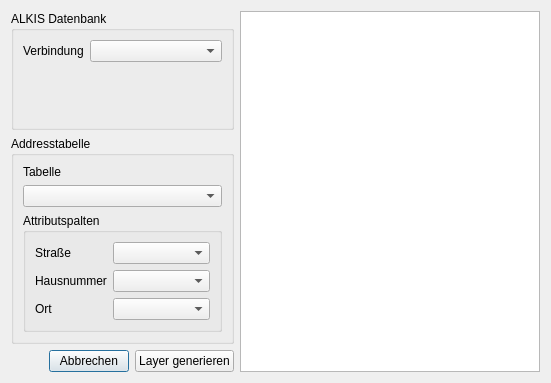
Before: the Qt Designer form alkis_geocoder/alkis_geocoder_dialog_base.ui in gbd-consult/alkis-geocoder, drawn with Qt 5.
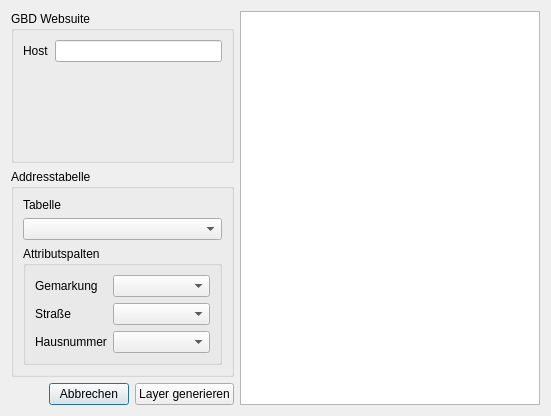
After: the same form once the commit is applied. Custom widgets are drawn as their Qt base class.

Commit message: change to gws based geocoding

```diff
--- a/alkis_geocoder/alkis_geocoder_dialog_base.ui
+++ b/alkis_geocoder/alkis_geocoder_dialog_base.ui
@@ -7,7 +7,7 @@
     <x>0</x>
     <y>0</y>
     <width>551</width>
-    <height>383</height>
+    <height>416</height>
    </rect>
   </property>
   <property name="windowTitle">
@@ -19,18 +19,18 @@
      <item>
       <widget class="QGroupBox" name="groupBox">
        <property name="title">
-        <string>ALKIS Datenbank</string>
+        <string>GBD Websuite</string>
        </property>
        <layout class="QFormLayout" name="formLayout_2">
-        <item row="0" column="0">
+        <item row="1" column="0">
          <widget class="QLabel" name="label">
           <property name="text">
-           <string>Verbindung</string>
+           <string>Host</string>
           </property>
          </widget>
         </item>
-        <item row="0" column="1">
-         <widget class="QComboBox" name="dbComboBox"/>
+        <item row="1" column="1">
+         <widget class="QLineEdit" name="hostnameLineEdit"/>
         </item>
        </layout>
       </widget>
@@ -58,9 +58,9 @@
           </property>
           <layout class="QFormLayout" name="formLayout">
            <item row="0" column="0">
-            <widget class="QLabel" name="label_3">
+            <widget class="QLabel" name="label_5">
              <property name="text">
-              <string>Straße</string>
+              <string>Gemarkung</string>
              </property>
             </widget>
            </item>
@@ -68,9 +68,9 @@
             <widget class="QgsFieldComboBox" name="streetField"/>
            </item>
            <item row="1" column="0">
-            <widget class="QLabel" name="label_4">
+            <widget class="QLabel" name="label_3">
              <property name="text">
-              <string>Hausnummer</string>
+              <string>Straße</string>
              </property>
             </widget>
            </item>
@@ -78,9 +78,9 @@
             <widget class="QgsFieldComboBox" name="numberField"/>
            </item>
            <item row="2" column="0">
-            <widget class="QLabel" name="label_6">
+            <widget class="QLabel" name="label_4">
              <property name="text">
-              <string>Ort</string>
+              <string>Hausnummer</string>
              </property>
             </widget>
            </item>
```
Left out of the diff: 6 changed lines with no effect on the pictures. The commit also changes 1 other file.
